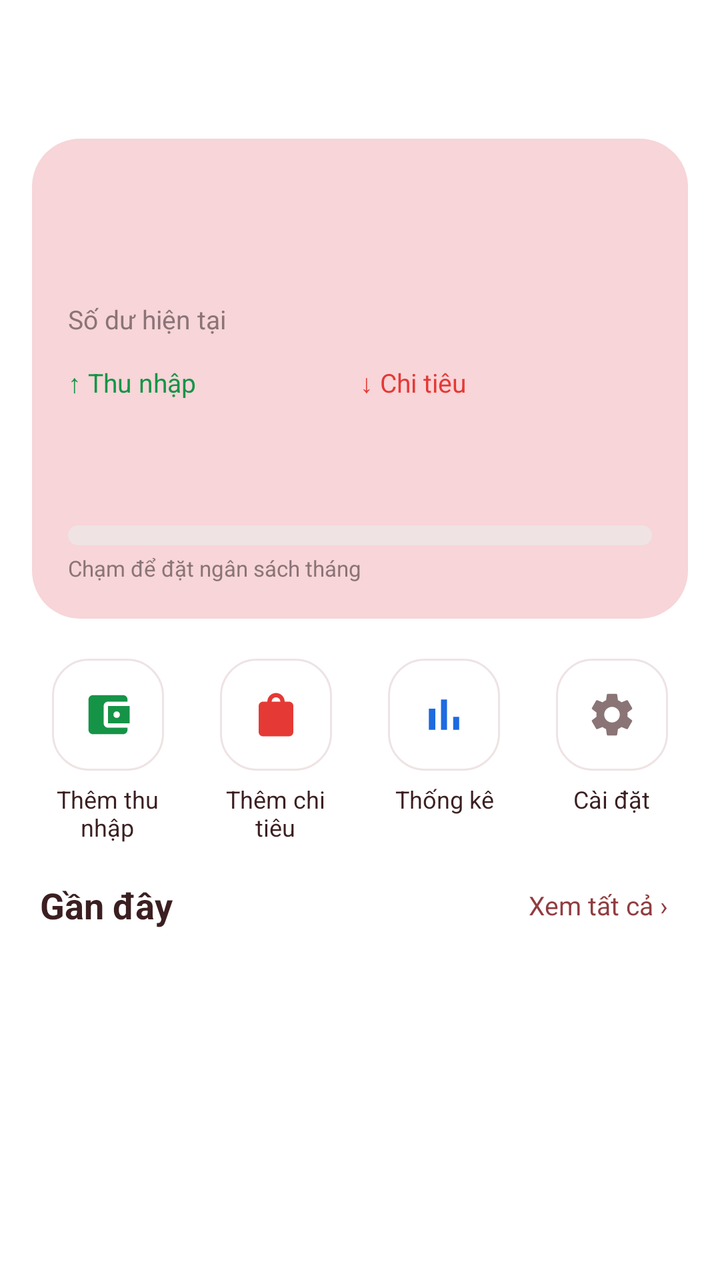
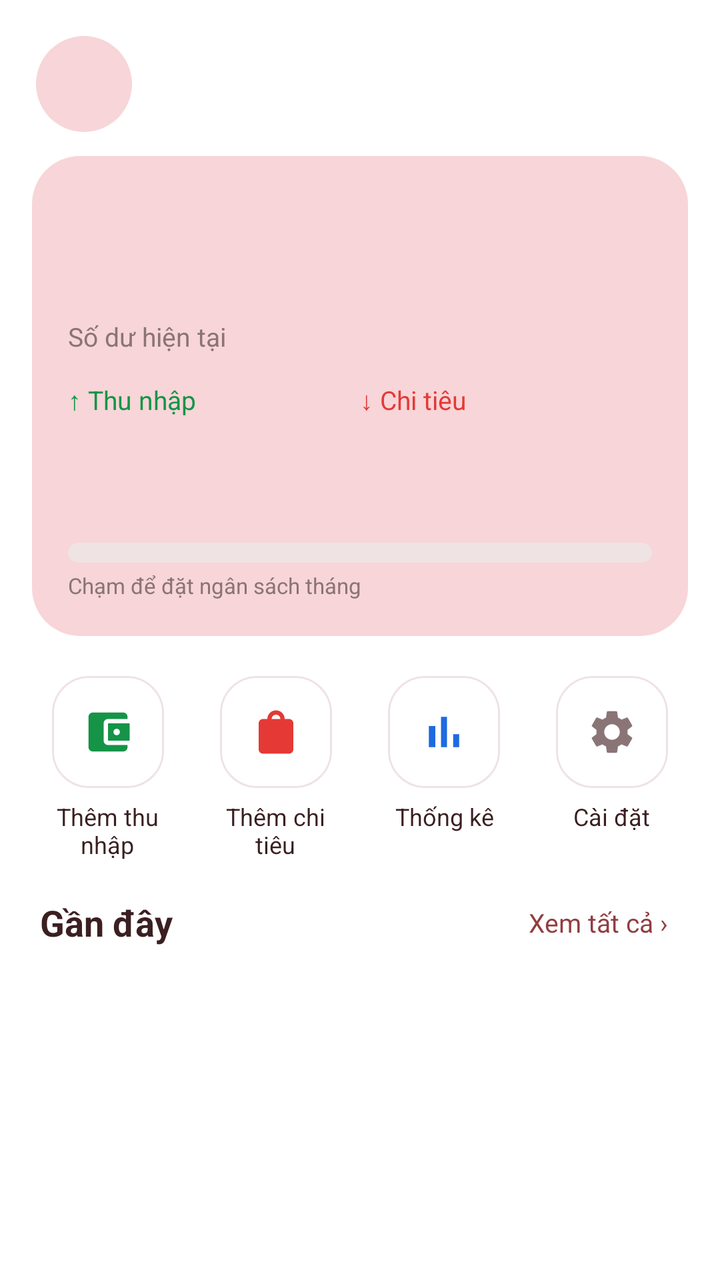

Compare the two renders of this Android layout. The source of the first and the diff that turns it into the second are given below.
<!-- AndroidManifest.xml: application theme Theme.QuanLyChiTieu -->
<!-- res/layout/fragment_home.xml -->
<?xml version="1.0" encoding="utf-8"?>
<androidx.core.widget.NestedScrollView xmlns:android="http://schemas.android.com/apk/res/android"
    xmlns:app="http://schemas.android.com/apk/res-auto"
    android:layout_width="match_parent" android:layout_height="match_parent"
    android:background="@color/bg_app" android:fillViewport="true">

    <LinearLayout
        android:layout_width="match_parent" android:layout_height="wrap_content"
        android:orientation="vertical" android:paddingBottom="16dp">

        <TextView
            android:id="@+id/tvGreeting"
            android:layout_width="match_parent" android:layout_height="wrap_content"
            android:padding="20dp" android:textColor="@color/text_dark"
            android:textSize="22sp" android:textStyle="bold" />

        <LinearLayout
            android:layout_width="match_parent" android:layout_height="wrap_content"
            android:layout_marginStart="16dp" android:layout_marginEnd="16dp"
            android:background="@drawable/bg_summary" android:orientation="vertical" android:padding="18dp">

            <TextView
                android:id="@+id/tvMonthLabel"
                android:layout_width="wrap_content" android:layout_height="wrap_content"
                android:textColor="@color/text_dark" android:textSize="14sp" />
            <TextView
                android:id="@+id/tvBalance"
                android:layout_width="wrap_content" android:layout_height="wrap_content"
                android:layout_marginTop="4dp" android:textColor="@color/wine"
                android:textSize="30sp" android:textStyle="bold" />
            <TextView
                android:layout_width="wrap_content" android:layout_height="wrap_content"
                android:text="Số dư hiện tại" android:textColor="@color/text_gray" android:textSize="13sp" />

            <LinearLayout
                android:layout_width="match_parent" android:layout_height="wrap_content"
                android:layout_marginTop="14dp" android:orientation="horizontal">
                <LinearLayout
                    android:layout_width="0dp" android:layout_height="wrap_content"
                    android:layout_weight="1" android:orientation="vertical">
                    <TextView
                        android:layout_width="wrap_content" android:layout_height="wrap_content"
                        android:text="↑ Thu nhập" android:textColor="@color/income" android:textSize="13sp" />
                    <TextView
                        android:id="@+id/tvIncome"
                        android:layout_width="wrap_content" android:layout_height="wrap_content"
                        android:textColor="@color/income" android:textSize="17sp" android:textStyle="bold" />
                </LinearLayout>
                <LinearLayout
                    android:layout_width="0dp" android:layout_height="wrap_content"
                    android:layout_weight="1" android:orientation="vertical">
                    <TextView
                        android:layout_width="wrap_content" android:layout_height="wrap_content"
                        android:text="↓ Chi tiêu" android:textColor="@color/expense" android:textSize="13sp" />
                    <TextView
                        android:id="@+id/tvExpense"
                        android:layout_width="wrap_content" android:layout_height="wrap_content"
                        android:textColor="@color/expense" android:textSize="17sp" android:textStyle="bold" />
                </LinearLayout>
            </LinearLayout>

            <LinearLayout
                android:id="@+id/budgetBox"
                android:layout_width="match_parent" android:layout_height="wrap_content"
                android:layout_marginTop="16dp" android:background="?attr/selectableItemBackground"
                android:orientation="vertical">
                <TextView
                    android:id="@+id/tvBudgetText"
                    android:layout_width="wrap_content" android:layout_height="wrap_content"
                    android:textColor="@color/text_dark" android:textSize="13sp" />
                <ProgressBar
                    android:id="@+id/progressBudget"
                    style="?android:attr/progressBarStyleHorizontal"
                    android:layout_width="match_parent" android:layout_height="10dp"
                    android:layout_marginTop="6dp" android:max="100"
                    android:progressDrawable="@drawable/bg_progress" />
                <TextView
                    android:layout_width="wrap_content" android:layout_height="wrap_content"
                    android:layout_marginTop="4dp" android:text="Chạm để đặt ngân sách tháng"
                    android:textColor="@color/text_gray" android:textSize="11sp" />
            </LinearLayout>
        </LinearLayout>

        <LinearLayout
            android:layout_width="match_parent" android:layout_height="wrap_content"
            android:layout_marginTop="16dp" android:orientation="horizontal"
            android:paddingStart="12dp" android:paddingEnd="12dp">

            <LinearLayout
                android:id="@+id/btnAddIncome"
                android:layout_width="0dp" android:layout_height="wrap_content" android:layout_weight="1"
                android:background="?attr/selectableItemBackground" android:gravity="center_horizontal"
                android:orientation="vertical" android:padding="4dp">
                <FrameLayout android:layout_width="56dp" android:layout_height="56dp" android:background="@drawable/bg_card">
                    <ImageView android:layout_width="26dp" android:layout_height="26dp" android:layout_gravity="center"
                        android:contentDescription="Thêm thu nhập" android:src="@drawable/ic_wallet" app:tint="@color/income" />
                </FrameLayout>
                <TextView android:layout_width="wrap_content" android:layout_height="wrap_content"
                    android:layout_marginTop="6dp" android:gravity="center" android:text="Thêm thu\nnhập"
                    android:textColor="@color/text_dark" android:textSize="12sp" />
            </LinearLayout>

            <LinearLayout
                android:id="@+id/btnAddExpense"
                android:layout_width="0dp" android:layout_height="wrap_content" android:layout_weight="1"
                android:background="?attr/selectableItemBackground" android:gravity="center_horizontal"
                android:orientation="vertical" android:padding="4dp">
                <FrameLayout android:layout_width="56dp" android:layout_height="56dp" android:background="@drawable/bg_card">
                    <ImageView android:layout_width="26dp" android:layout_height="26dp" android:layout_gravity="center"
                        android:contentDescription="Thêm chi tiêu" android:src="@drawable/ic_shopping" app:tint="@color/expense" />
                </FrameLayout>
                <TextView android:layout_width="wrap_content" android:layout_height="wrap_content"
                    android:layout_marginTop="6dp" android:gravity="center" android:text="Thêm chi\ntiêu"
                    android:textColor="@color/text_dark" android:textSize="12sp" />
            </LinearLayout>

            <LinearLayout
                android:id="@+id/btnStats"
                android:layout_width="0dp" android:layout_height="wrap_content" android:layout_weight="1"
                android:background="?attr/selectableItemBackground" android:gravity="center_horizontal"
                android:orientation="vertical" android:padding="4dp">
                <FrameLayout android:layout_width="56dp" android:layout_height="56dp" android:background="@drawable/bg_card">
                    <ImageView android:layout_width="26dp" android:layout_height="26dp" android:layout_gravity="center"
                        android:contentDescription="Thống kê" android:src="@drawable/ic_bar_chart" app:tint="#1E6BE0" />
                </FrameLayout>
                <TextView android:layout_width="wrap_content" android:layout_height="wrap_content"
                    android:layout_marginTop="6dp" android:gravity="center" android:text="Thống kê\n"
                    android:textColor="@color/text_dark" android:textSize="12sp" />
            </LinearLayout>

            <LinearLayout
                android:id="@+id/btnSettings"
                android:layout_width="0dp" android:layout_height="wrap_content" android:layout_weight="1"
                android:background="?attr/selectableItemBackground" android:gravity="center_horizontal"
                android:orientation="vertical" android:padding="4dp">
                <FrameLayout android:layout_width="56dp" android:layout_height="56dp" android:background="@drawable/bg_card">
                    <ImageView android:layout_width="26dp" android:layout_height="26dp" android:layout_gravity="center"
                        android:contentDescription="Cài đặt" android:src="@drawable/ic_settings" app:tint="@color/text_gray" />
                </FrameLayout>
                <TextView android:layout_width="wrap_content" android:layout_height="wrap_content"
                    android:layout_marginTop="6dp" android:gravity="center" android:text="Cài đặt\n"
                    android:textColor="@color/text_dark" android:textSize="12sp" />
            </LinearLayout>
        </LinearLayout>

        <LinearLayout
            android:layout_width="match_parent" android:layout_height="wrap_content"
            android:layout_marginTop="12dp" android:gravity="center_vertical"
            android:orientation="horizontal" android:paddingStart="20dp" android:paddingEnd="20dp">
            <TextView
                android:layout_width="0dp" android:layout_height="wrap_content" android:layout_weight="1"
                android:text="Gần đây" android:textColor="@color/text_dark"
                android:textSize="18sp" android:textStyle="bold" />
            <TextView
                android:id="@+id/tvSeeAll"
                android:layout_width="wrap_content" android:layout_height="wrap_content"
                android:padding="6dp" android:text="Xem tất cả ›"
                android:textColor="@color/wine" android:textSize="13sp" />
        </LinearLayout>

        <androidx.recyclerview.widget.RecyclerView
            android:id="@+id/rvRecent"
            android:layout_width="match_parent" android:layout_height="wrap_content"
            android:nestedScrollingEnabled="false" />

        <TextView
            android:id="@+id/tvEmpty"
            android:layout_width="match_parent" android:layout_height="wrap_content"
            android:gravity="center" android:padding="24dp"
            android:text="Chưa có giao dịch nào.\nHãy thêm giao dịch đầu tiên của bạn!"
            android:textColor="@color/text_gray" android:visibility="gone" />
    </LinearLayout>
</androidx.core.widget.NestedScrollView>
<!-- resources referenced by this layout -->
<resources>
  <color name="bg_app">#FFFFFF</color>
  <color name="expense">#E53935</color>
  <color name="income">#159447</color>
  <color name="text_dark">#3B1F21</color>
  <color name="text_gray">#8A7476</color>
  <color name="wine">#913D40</color>
  <!-- drawable bg_card (drawable) -->
  <shape xmlns:android="http://schemas.android.com/apk/res/android" android:shape="rectangle">
      <solid android:color="@color/card_bg" />
      <corners android:radius="18dp" />
      <stroke android:width="1dp" android:color="@color/divider" />
  </shape>
  <!-- drawable bg_progress (drawable) -->
  <layer-list xmlns:android="http://schemas.android.com/apk/res/android">
      <item android:id="@android:id/background">
          <shape><corners android:radius="6dp" /><solid android:color="@color/divider" /></shape>
      </item>
      <item android:id="@android:id/progress">
          <clip><shape><corners android:radius="6dp" /><solid android:color="@color/wine" /></shape></clip>
      </item>
  </layer-list>
  <!-- drawable bg_summary (drawable) -->
  <shape xmlns:android="http://schemas.android.com/apk/res/android" android:shape="rectangle">
      <solid android:color="@color/light_red" />
      <corners android:radius="24dp" />
  </shape>
  <!-- drawable ic_bar_chart (drawable) -->
  <vector xmlns:android="http://schemas.android.com/apk/res/android"
      android:width="24dp" android:height="24dp" android:viewportWidth="24" android:viewportHeight="24">
      <path android:fillColor="#FF000000" android:pathData="M5,9.2h3L8,19L5,19zM10.6,5h2.8v14h-2.8zM16.2,13H19v6h-2.8z" />
  </vector>
  <!-- drawable ic_shopping (drawable) -->
  <vector xmlns:android="http://schemas.android.com/apk/res/android"
      android:width="24dp" android:height="24dp" android:viewportWidth="24" android:viewportHeight="24">
      <path android:fillColor="#FF000000" android:pathData="M18,6h-2c0,-2.21 -1.79,-4 -4,-4S8,3.79 8,6H6c-1.1,0 -2,0.9 -2,2v12c0,1.1 0.9,2 2,2h12c1.1,0 2,-0.9 2,-2V8c0,-1.1 -0.9,-2 -2,-2zM12,4c1.1,0 2,0.9 2,2h-4c0,-1.1 0.9,-2 2,-2z" />
  </vector>
  <!-- drawable ic_wallet (drawable) -->
  <vector xmlns:android="http://schemas.android.com/apk/res/android"
      android:width="24dp" android:height="24dp" android:viewportWidth="24" android:viewportHeight="24">
      <path android:fillColor="#FF000000" android:pathData="M21,18v1c0,1.1 -0.9,2 -2,2H5c-1.11,0 -2,-0.9 -2,-2V5c0,-1.1 0.89,-2 2,-2h14c1.1,0 2,0.9 2,2v1h-9c-1.11,0 -2,0.9 -2,2v8c0,1.1 0.89,2 2,2h9zM12,16h10V8H12v8zM16,13.5c-0.83,0 -1.5,-0.67 -1.5,-1.5s0.67,-1.5 1.5,-1.5 1.5,0.67 1.5,1.5 -0.67,1.5 -1.5,1.5z" />
  </vector>
  <style name="Theme.QuanLyChiTieu" parent="Theme.Material3.Light.NoActionBar">
          <item name="colorPrimary">@color/wine</item>
          <item name="colorOnPrimary">@color/white</item>
          <item name="colorPrimaryContainer">@color/light_red</item>
          <item name="colorOnPrimaryContainer">@color/wine</item>
          <item name="colorSecondaryContainer">@color/light_red</item>
          <item name="colorOnSecondaryContainer">@color/wine</item>
          <item name="android:colorBackground">@color/white</item>
          <item name="colorSurface">@color/white</item>
          <item name="android:statusBarColor">@color/wine</item>
          <item name="android:windowLightStatusBar">false</item>
          <item name="android:textColorPrimary">@color/text_dark</item>
      </style>
  <color name="card_bg">#FFFFFF</color>
  <color name="divider">#EFE3E4</color>
  <color name="light_red">#F7D5D8</color>
  <color name="white">#FFFFFF</color>
  <!-- unchanged entries left out for length: 1 -->
</resources>

<!-- the commit's change to res/layout/fragment_home.xml (unified diff, before → after) -->
@@ -8,11 +8,52 @@
         android:layout_width="match_parent" android:layout_height="wrap_content"
         android:orientation="vertical" android:paddingBottom="16dp">
 
-        <TextView
-            android:id="@+id/tvGreeting"
-            android:layout_width="match_parent" android:layout_height="wrap_content"
-            android:padding="20dp" android:textColor="@color/text_dark"
-            android:textSize="22sp" android:textStyle="bold" />
+        <LinearLayout
+            android:layout_width="match_parent"
+            android:layout_height="wrap_content"
+            android:gravity="center_vertical"
+            android:orientation="horizontal"
+            android:paddingStart="18dp"
+            android:paddingTop="18dp"
+            android:paddingEnd="18dp"
+            android:paddingBottom="12dp">
+
+            <FrameLayout
+                android:id="@+id/layoutHomeAvatar"
+                android:layout_width="48dp"
+                android:layout_height="48dp"
+                android:layout_marginEnd="14dp"
+                android:background="@drawable/bg_circle"
+                android:clickable="true"
+                android:focusable="true">
+
+                <com.google.android.material.imageview.ShapeableImageView
+                    android:id="@+id/imgHomeAvatar"
+                    android:layout_width="match_parent"
+                    android:layout_height="match_parent"
+                    android:scaleType="centerCrop"
+                    android:visibility="gone"
+                    app:shapeAppearanceOverlay="@style/ShapeAppearance.App.CircleImageView" />
+
+                <TextView
+                    android:id="@+id/tvHomeAvatarFallback"
+                    android:layout_width="wrap_content"
+                    android:layout_height="wrap_content"
+                    android:layout_gravity="center"
+                    android:textColor="@color/wine"
+                    android:textSize="20sp"
+                    android:textStyle="bold" />
+            </FrameLayout>
+
+            <TextView
+                android:id="@+id/tvGreeting"
+                android:layout_width="0dp"
+                android:layout_height="wrap_content"
+                android:layout_weight="1"
+                android:textColor="@color/text_dark"
+                android:textSize="20sp"
+                android:textStyle="bold" />
+        </LinearLayout>
 
         <LinearLayout
             android:layout_width="match_parent" android:layout_height="wrap_content"
<!-- resource entries referenced after the edit -->
@@ -11,6 +11,10 @@
       <solid android:color="@color/card_bg" />
       <corners android:radius="18dp" />
       <stroke android:width="1dp" android:color="@color/divider" />
+  </shape>
+  <!-- drawable bg_circle (drawable) -->
+  <shape xmlns:android="http://schemas.android.com/apk/res/android" android:shape="oval">
+      <solid android:color="@color/light_red" />
   </shape>
   <!-- drawable bg_progress (drawable) -->
   <layer-list xmlns:android="http://schemas.android.com/apk/res/android">
@@ -41,6 +45,9 @@
       android:width="24dp" android:height="24dp" android:viewportWidth="24" android:viewportHeight="24">
       <path android:fillColor="#FF000000" android:pathData="M21,18v1c0,1.1 -0.9,2 -2,2H5c-1.11,0 -2,-0.9 -2,-2V5c0,-1.1 0.89,-2 2,-2h14c1.1,0 2,0.9 2,2v1h-9c-1.11,0 -2,0.9 -2,2v8c0,1.1 0.89,2 2,2h9zM12,16h10V8H12v8zM16,13.5c-0.83,0 -1.5,-0.67 -1.5,-1.5s0.67,-1.5 1.5,-1.5 1.5,0.67 1.5,1.5 -0.67,1.5 -1.5,1.5z" />
   </vector>
+  <style name="ShapeAppearance.App.CircleImageView" parent="">
+          <item name="cornerSize">50%</item>
+      </style>
   <style name="Theme.QuanLyChiTieu" parent="Theme.Material3.Light.NoActionBar">
           <item name="colorPrimary">@color/wine</item>
           <item name="colorOnPrimary">@color/white</item>
